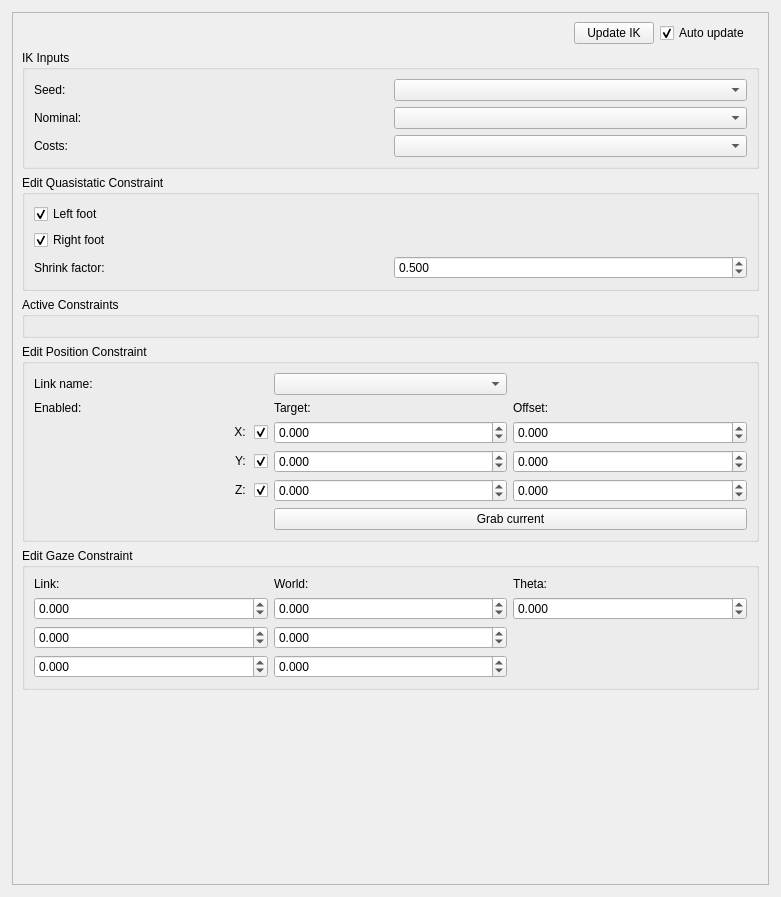
This is src/app/ddIKEditor.ui in openhumanoids/oh-distro as Qt 5 draws it before an edit. The edited form follows.
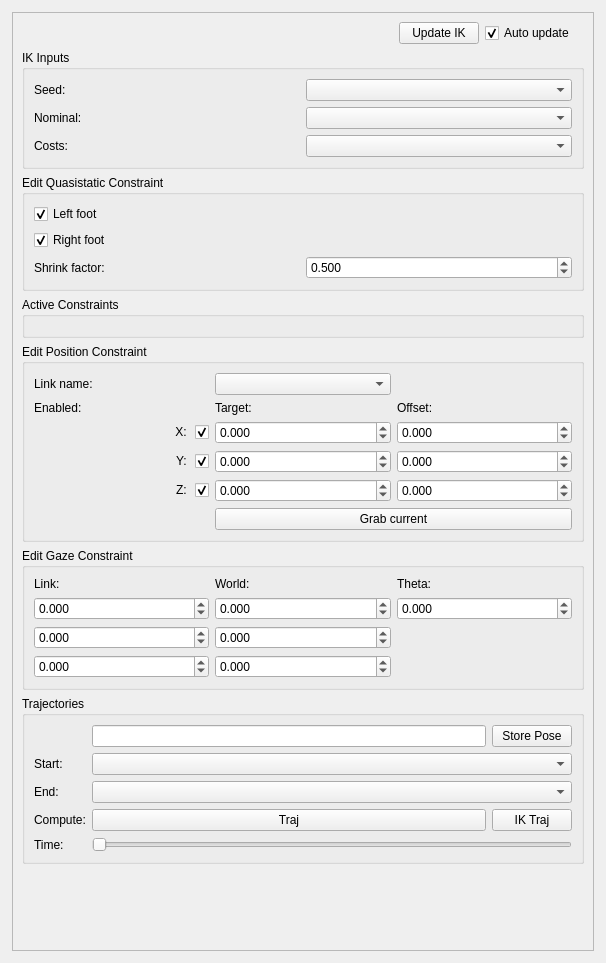
This is the edited form.

The edit to the form file:
```diff
--- a/src/app/ddIKEditor.ui
+++ b/src/app/ddIKEditor.ui
@@ -6,8 +6,8 @@
    <rect>
     <x>0</x>
     <y>0</y>
-    <width>781</width>
-    <height>897</height>
+    <width>606</width>
+    <height>963</height>
    </rect>
   </property>
   <property name="windowTitle">
@@ -27,8 +27,8 @@
        <rect>
         <x>0</x>
         <y>0</y>
-        <width>755</width>
-        <height>871</height>
+        <width>565</width>
+        <height>967</height>
        </rect>
       </property>
       <layout class="QVBoxLayout" name="verticalLayout">
@@ -498,6 +498,80 @@
          </layout>
         </widget>
        </item>
+       <item>
+        <widget class="QGroupBox" name="groupBox_3">
+         <property name="title">
+          <string>Trajectories</string>
+         </property>
+         <layout class="QGridLayout" name="gridLayout_5">
+          <item row="3" column="1">
+           <widget class="QPushButton" name="TrajButton">
+            <property name="text">
+             <string>Traj</string>
+            </property>
+           </widget>
+          </item>
+          <item row="3" column="0">
+           <widget class="QLabel" name="label_14">
+            <property name="text">
+             <string>Compute:</string>
+            </property>
+           </widget>
+          </item>
+          <item row="1" column="1" colspan="2">
+           <widget class="QComboBox" name="TrajStartPoseCombo"/>
+          </item>
+          <item row="2" column="0">
+           <widget class="QLabel" name="label_13">
+            <property name="text">
+             <string>End:</string>
+            </property>
+           </widget>
+          </item>
+          <item row="3" column="2">
+           <widget class="QPushButton" name="IKTrajButton">
+            <property name="text">
+             <string>IK Traj</string>
+            </property>
+           </widget>
+          </item>
+          <item row="4" column="0">
+           <widget class="QLabel" name="TrajTimeLabel">
+            <property name="text">
+             <string>Time:</string>
+            </property>
+           </widget>
+          </item>
+          <item row="4" column="1" colspan="2">
+           <widget class="QSlider" name="TrajSlider">
+            <property name="orientation">
+             <enum>Qt::Horizontal</enum>
+            </property>
+           </widget>
+          </item>
+          <item row="1" column="0">
+           <widget class="QLabel" name="label_12">
+            <property name="text">
+             <string>Start:</string>
+            </property>
+           </widget>
+          </item>
+          <item row="2" column="1" colspan="2">
+           <widget class="QComboBox" name="TrajEndPoseCombo"/>
+          </item>
+          <item row="0" column="1">
+           <widget class="QLineEdit" name="StoredPoseName"/>
+          </item>
+          <item row="0" column="2">
+           <widget class="QPushButton" name="StorePoseButton">
+            <property name="text">
+             <string>Store Pose</string>
+            </property>
+           </widget>
+          </item>
+         </layout>
+        </widget>
+       </item>
        <item>
         <spacer name="verticalSpacer">
          <property name="orientation">
```
